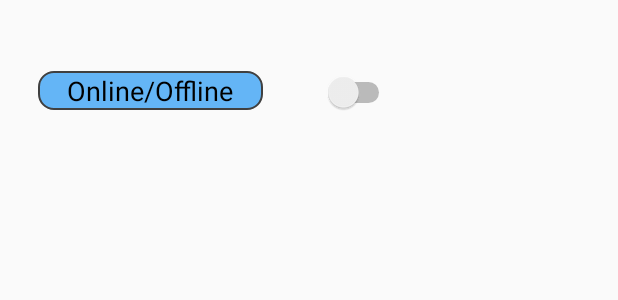
After one commit to erdnando/afiliamaas-android, an Android app: the layout activity_configuracion.xml on its own in the app's theme, with its tools: preview values and no code run, on a phone screen of 412 x 824 dp. The commit adds this screen. Shown: the top 300 px of the screen. Run offline under Robolectric (Android 15) with nearby library versions, the phone set to English and light mode, and no system bars.

Commit message:
Actualización 19/10/2017
Actualizacion

```diff
--- a/app/build.gradle
+++ b/app/build.gradle
@@ -30,6 +30,7 @@ android {
 
 
 
+
 dependencies {
 
     compile fileTree(dir: 'libs', include: ['*.jar'])
--- a/app/src/main/AndroidManifest.xml
+++ b/app/src/main/AndroidManifest.xml
@@ -42,15 +42,19 @@
             android:label="OCR" />
         <activity
             android:name=".NuevaSolicitud"
-            android:theme="@style/AppTheme.NoActionBar"/>
+            android:theme="@style/AppTheme.NoActionBar" />
         <activity
             android:name=".MenuPrincipal"
             android:label="Home"
+            android:screenOrientation="portrait"
             android:theme="@style/AppTheme.NoActionBar" />
         <activity
             android:name=".CargarSolicitud"
             android:theme="@style/AppTheme.NoActionBar" />
         <activity android:name=".Imagen" />
+
+        <activity android:name=".Configuracion"
+            android:label="Configuración"></activity>
     </application>
 
 </manifest>
--- a/app/src/main/java/com/google/android/gms/samples/vision/ocrreader/Configuracion.java
+++ b/app/src/main/java/com/google/android/gms/samples/vision/ocrreader/Configuracion.java
@@ -40,6 +40,7 @@ public class Configuracion extends AppCompatActivity {
                                     mensaje("Ha comenzado la sincronización");
 
                                     switchConfiguracion.setChecked(true);
+                                    //
 
                                 }
                             });
--- a/app/src/main/java/com/google/android/gms/samples/vision/ocrreader/MenuPrincipal.java
+++ b/app/src/main/java/com/google/android/gms/samples/vision/ocrreader/MenuPrincipal.java
@@ -122,6 +122,9 @@ public class MenuPrincipal extends AppCompatActivity implements NavigationView.O
 
         } else if (id == R.id.Configuracion) {
 
+            Intent intent = new Intent(getApplicationContext(), Configuracion.class);
+            startActivity(intent);
+
         } else if (id == R.id.Salir) {
 
             Intent intent = new Intent(getApplicationContext(), Login.class);
--- a/app/src/main/java/com/google/android/gms/samples/vision/ocrreader/ui/camera/Lienzo.java
+++ b/app/src/main/java/com/google/android/gms/samples/vision/ocrreader/ui/camera/Lienzo.java
@@ -41,7 +41,7 @@ public class Lienzo extends View{
         mPaint.setColor(Color.parseColor("#000000"));
         mPaint.setStyle(Paint.Style.STROKE);
         mPaint.setStrokeJoin(Paint.Join.ROUND);
-        mPaint.setStrokeWidth(4f);
+        mPaint.setStrokeWidth(12f);
 
     }
 
@@ -59,6 +59,9 @@ public class Lienzo extends View{
     protected void onDraw(Canvas canvas) {
 
         canvas.drawPath(mPath, mPaint);
+
+        //canvas.drawLines(mPath, 0, -4, mPaint);
+        //canvas.drawLines(mPath, 2, -4, mPaint);
     }
 
     private void StartTouch(float x, float y){
--- /dev/null
+++ b/app/src/main/res/layout/activity_configuracion.xml
@@ -0,0 +1,35 @@
+<?xml version="1.0" encoding="utf-8"?>
+<RelativeLayout xmlns:android="http://schemas.android.com/apk/res/android"
+    xmlns:app="http://schemas.android.com/apk/res-auto"
+    xmlns:tools="http://schemas.android.com/tools"
+    android:layout_width="match_parent"
+    android:layout_height="match_parent"
+    tools:context="com.google.android.gms.samples.vision.ocrreader.Configuracion">
+
+    <TextView
+        android:id="@+id/textView5"
+        android:layout_width="150dp"
+        android:layout_height="wrap_content"
+        android:layout_marginLeft="25dp"
+        android:layout_marginStart="25dp"
+        android:text="Online/Offline"
+        android:background="@drawable/textview_redondo"
+        android:textSize="18sp"
+        android:textColor="#000000"
+        android:textAlignment="center"
+        android:layout_alignBaseline="@+id/switchConfiguracion"
+        android:layout_alignBottom="@+id/switchConfiguracion"
+        android:layout_alignParentLeft="true"
+        android:layout_alignParentStart="true" />
+
+    <Switch
+        android:id="@+id/switchConfiguracion"
+        android:layout_width="70dp"
+        android:layout_height="wrap_content"
+        android:layout_marginTop="48dp"
+        android:layout_marginLeft="18dp"
+        android:layout_marginStart="18dp"
+        android:layout_alignParentTop="true"
+        android:layout_toRightOf="@+id/textView5"
+        android:layout_toEndOf="@+id/textView5" />
+</RelativeLayout>
```
Also changed, not shown: app/src/main/java/com/google/android/gms/samples/vision/ocrreader/NuevaSolicitud.java (+20 -17 lines), app/src/main/res/layout/activity_nueva_solicitud2.xml (+10 -0 lines), 155 other files.
